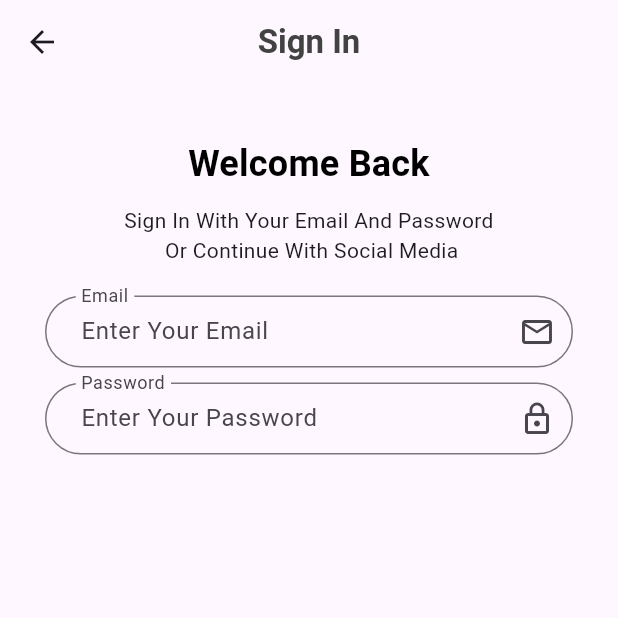
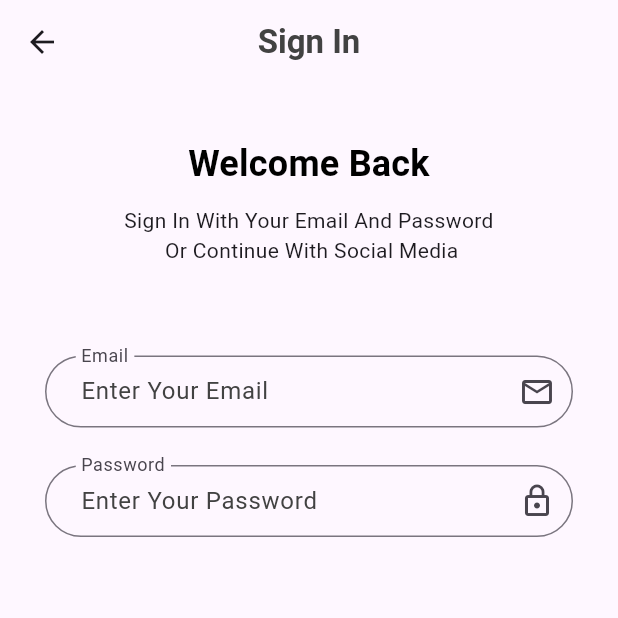
Before and after one commit to el5hatib/e-commerce-app, a Flutter app: the Login screen opened by its route, on a phone screen of 412 x 824 dp, the top half of it. Run offline on Flutter 3.47's test engine with Material 2 defaults, Android fonts, the phone set to English and light mode, and no system bars; our stand-ins replace get, shared_preferences; accounts and stored records are empty.

Commit message:
Translate onBoarding Text

```diff
--- a/lib/core/localization/translation.dart
+++ b/lib/core/localization/translation.dart
@@ -5,8 +5,17 @@ class MyTranslations extends Translations {
   Map<String, Map<String, String>> get keys => {
         'en': {
           'chooseLang': 'Choose Your Preferred Language',
+          'onBoardingChooseProduct': 'Choose Your Product',
+          'easySafePayment': 'Easy & Safe Payment',
+          'trackYourOrder': 'Track Your Order',
+          'fastDelivery': 'Fast Delivery',
+          'onBoardingBody1': 'We Have a 100k+ Products. Choose\n Your product from our E-\n commerce shop.',
+          'onBoardingBody2': 'Easy Checkout & Safe Payment \n method Trusted by our Customers\n from all over the world.',
+          'onBoardingBody3': 'Best Tracker has been Used For\n Track your order. You\'ll know where\n your product is at the moment.',
+          'onBoardingBody4': 'Reliable And Fast Delivery . We \n Deliver your product the fastest way possible.',
           'welcome': 'Welcome Back',
           'signHint' : 'Sign In With Your Email And Password \n Or Continue With Social Media',
+          'sign in' : 'Sign In',
           'emailHint' : 'Enter Your Email',
           'email' : 'Email',
           'password' : 'Password',
@@ -14,8 +23,17 @@ class MyTranslations extends Translations {
         },
         'ar': {
           'chooseLang': 'أختر لغتك المفضله ',
+          'onBoardingChooseProduct': 'أختر منتجك',
+          'easySafePayment': 'الدفع السهل والآمن',
+          'trackYourOrder': 'تتبع طلبك',
+          'fastDelivery': 'توصيل سريع',
+          'onBoardingBody1': 'لدينا أكثر من 100 ألف منتج. أختر منتجك من متجرنا الإلكتروني',
+          'onBoardingBody2': 'الدفع السهل والآمن \n طريقة الدفع الموثوقة من قبل عملائنا \n من جميع أنحاء العالم',
+          'onBoardingBody3': 'تم استخدام أفضل المتتبعات لتتبع طلبك. ستعرف أين هو منتجك في الوقت الحالي',
           'welcome': 'مرحبا بعودتك',
           'signHint' : 'سجل الدخول بإستخدام البريد الإلكتروني وكلمة المرور \n أو إستمر بإستخدام وسائل التواصل الإجتماعي',
+          'onBoardingBody4': 'توصيل سريع وموثوق. نقوم بتوصيل منتجك بأسرع طريقة ممكنة',
+          'sign in' : 'تسجيل الدخول',
           'emailHint' : 'أدخل بريدك الإلكتروني',
           'email' : 'البريد الإلكتروني',
           'password' : 'كلمة المرور',
--- a/lib/view/screen/authentication/login.dart
+++ b/lib/view/screen/authentication/login.dart
@@ -12,7 +12,7 @@ class Login extends StatelessWidget {
       appBar: AppBar(
         centerTitle: true,
         title: Text(
-          'Sign In',
+          'sign in'.tr,
           style: Theme.of(context)
               .textTheme
               .titleLarge!
@@ -35,21 +35,22 @@ class Login extends StatelessWidget {
               height: 10,
             ),
             Container(
-                margin: const EdgeInsets.symmetric(horizontal: 25),
+                margin: const EdgeInsets.symmetric(horizontal: 20),
                 child: Text(
                   "signHint".tr,
                   textAlign: TextAlign.center,
                 ),
             ),
             const SizedBox(
-              height: 20,
+              height:60,
             ),
             TextFormField(
               decoration: InputDecoration(
+                hintStyle: Theme.of(context).textTheme.bodyLarge!.copyWith(color: AppColor.grey),
                 hintText: 'emailHint'.tr,
                suffixIcon: const Icon(Icons.email_outlined),
                 contentPadding: const EdgeInsets.symmetric(vertical: 5, horizontal: 20),
-                label: Text('email'.tr,),
+                label: Text('email'.tr, ),
                 floatingLabelBehavior: FloatingLabelBehavior.always,
                 border: OutlineInputBorder(
                   borderRadius: BorderRadius.circular(30),
@@ -58,10 +59,11 @@ class Login extends StatelessWidget {
               keyboardType: TextInputType.emailAddress,
             ),
             const SizedBox(
-              height: 10,
+              height: 25,
             ),
             TextFormField(
               decoration: InputDecoration(
+                hintStyle: Theme.of(context).textTheme.bodyLarge!.copyWith(color: AppColor.grey),
                 hintText: 'passwordHint'.tr,
                 suffixIcon: const Icon(Icons.lock_outline),
                 contentPadding: const EdgeInsets.symmetric(vertical: 5, horizontal: 20),
```
Also changed, not shown: lib/data/datasource/static/static.dart (+10 -8 lines).
